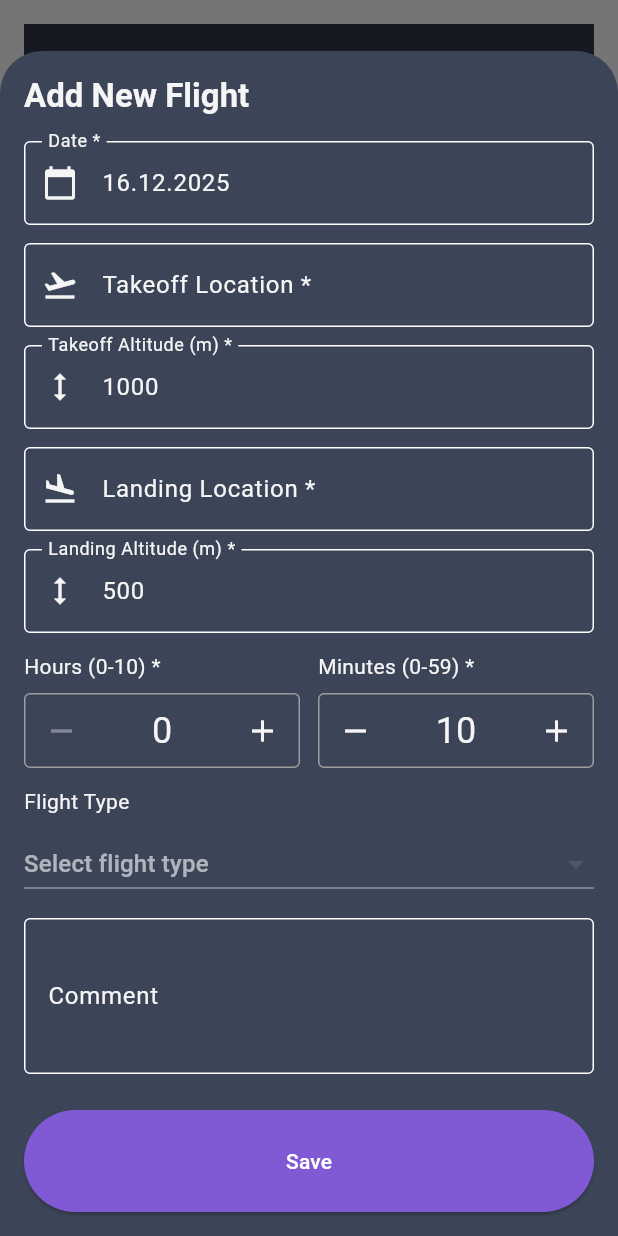
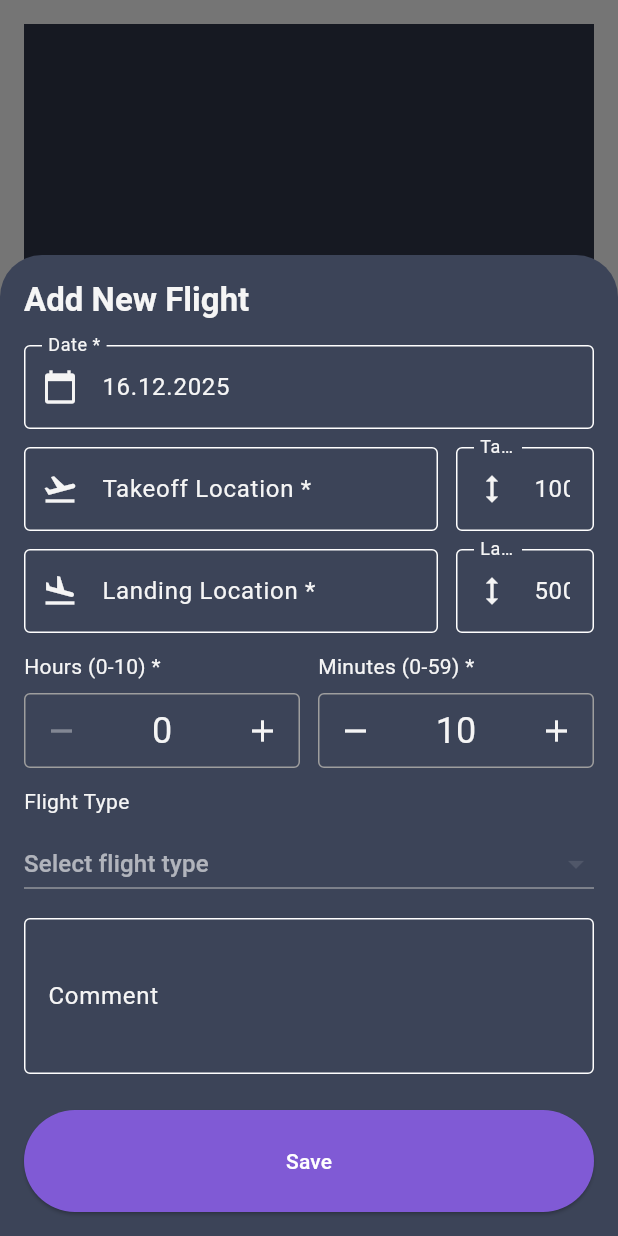
Before and after one commit to buddymajki/SAFETY_Flightdeck2, a Flutter app: the FlightBookScreen screen opened directly, after a tap on the "add" icon, on a phone screen of 412 x 824 dp. Run offline on Flutter 3.47's test engine with Material 3 defaults, Android fonts, the phone set to English and light mode, and no system bars; our stand-ins replace cloud_firestore, firebase_auth, firebase_core, shared_preferences; accounts and stored records are empty.

Commit message:
Improve UI layout for takeoff and landing fields

```diff
--- a/lib/screens/flightbook_screen.dart
+++ b/lib/screens/flightbook_screen.dart
@@ -1125,8 +1125,12 @@ class _AddEditFlightFormState extends State<_AddEditFlightForm> {
             _buildDateAndSchoolRow(canEditDateAndLocation, lang),
             const SizedBox(height: 12),
 
-            // Takeoff Location - Combined Autocomplete + Dropdown
-            Autocomplete<Map<String, dynamic>>(
+            // Takeoff Location and Altitude - Side by side (75% location, 25% altitude)
+            Row(
+              children: [
+                Expanded(
+                  flex: 3,
+                  child: Autocomplete<Map<String, dynamic>>(
                     key: ValueKey<String>('takeoff_${_selectedFormSchoolId ?? 'none'}'),
                     initialValue: TextEditingValue(text: _takeoffController.text),
                     optionsBuilder: (TextEditingValue textEditingValue) {
@@ -1196,10 +1200,11 @@ class _AddEditFlightFormState extends State<_AddEditFlightForm> {
                       );
                     },
                   ),
-            const SizedBox(height: 12),
-
-            // Takeoff Altitude
-            TextField(
+                ),
+                const SizedBox(width: 12),
+                Expanded(
+                  flex: 1,
+                  child: TextField(
                     controller: _takeoffAltitudeController,
                     readOnly: _takeoffFromDropdown && canEditDateAndLocation,
                     enabled: !(_takeoffFromDropdown && canEditDateAndLocation),
@@ -1215,10 +1220,17 @@ class _AddEditFlightFormState extends State<_AddEditFlightForm> {
                       helperText: _takeoffFromDropdown ? _t('Auto_Filled', lang) : null,
                     ),
                   ),
+                ),
+              ],
+            ),
             const SizedBox(height: 12),
 
-            // Landing Location - Combined Autocomplete + Dropdown
-            Autocomplete<Map<String, dynamic>>(
+            // Landing Location and Altitude - Side by side (75% location, 25% altitude)
+            Row(
+              children: [
+                Expanded(
+                  flex: 3,
+                  child: Autocomplete<Map<String, dynamic>>(
                     key: ValueKey<String>('landing_${_selectedFormSchoolId ?? 'none'}'),
                     initialValue: TextEditingValue(text: _landingController.text),
                     optionsBuilder: (TextEditingValue textEditingValue) {
@@ -1288,10 +1300,11 @@ class _AddEditFlightFormState extends State<_AddEditFlightForm> {
                       );
                     },
                   ),
-            const SizedBox(height: 12),
-
-            // Landing Altitude
-            TextField(
+                ),
+                const SizedBox(width: 12),
+                Expanded(
+                  flex: 1,
+                  child: TextField(
                     controller: _landingAltitudeController,
                     readOnly: _landingFromDropdown && canEditDateAndLocation,
                     enabled: !(_landingFromDropdown && canEditDateAndLocation),
@@ -1306,6 +1319,9 @@ class _AddEditFlightFormState extends State<_AddEditFlightForm> {
                       enabled: canEditDateAndLocation,
                       helperText: _landingFromDropdown ? _t('Auto_Filled', lang) : null,
                     ),
+                  ),
+                ),
+              ],
             ),
             const SizedBox(height: 12),
 
```
Lines whose indentation alone changed are shown as unchanged.
